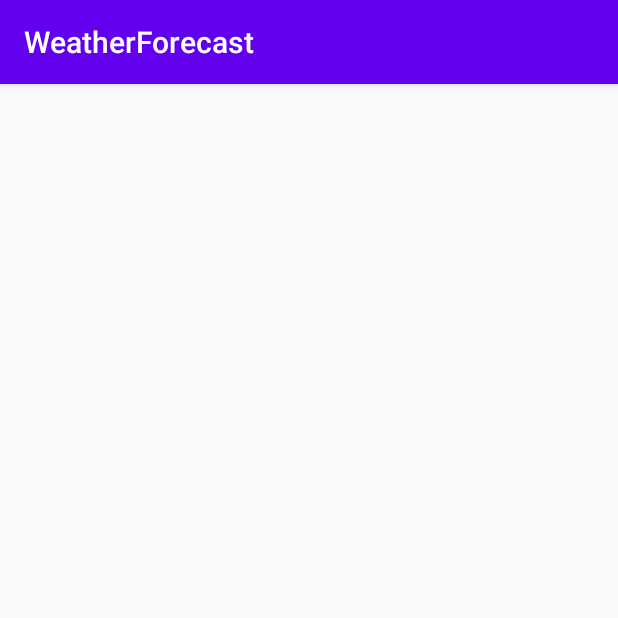
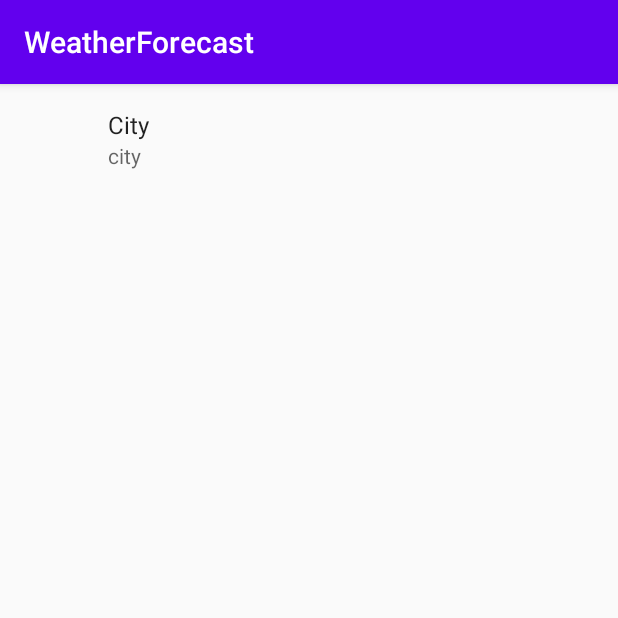
Before and after one commit to sohn1029/weather, an Android app: the activity_settings screen opened directly, with no data from a screen before it, on a phone screen of 412 x 824 dp, the top half of it. Run offline under Robolectric (Android 15) with nearby library versions, the phone set to English and light mode, and no system bars; our stand-ins replace androidx.preference; 2 statements that could not run were skipped.

Commit message:
Add setting(can change city)
Add setting(can change city)

```diff
--- a/app/build.gradle
+++ b/app/build.gradle
@@ -41,6 +41,7 @@ dependencies {
     implementation 'androidx.constraintlayout:constraintlayout:1.1.3'
     implementation 'org.jetbrains.kotlinx:kotlinx-coroutines-core:1.3.7'
     implementation 'com.github.kittinunf.fuel:fuel:2.2.2'
+    implementation 'androidx.preference:preference:1.1.1'
     testImplementation 'junit:junit:4.12'
     androidTestImplementation 'androidx.test.ext:junit:1.1.1'
     androidTestImplementation 'androidx.test.espresso:espresso-core:3.2.0'
--- /dev/null
+++ b/app/src/main/java/com/sohn/weatherforecast/Mainpreference.kt
@@ -0,0 +1,38 @@
+package com.sohn.weatherforecast
+
+import android.os.Bundle
+import androidx.preference.ListPreference
+import androidx.preference.Preference
+import androidx.preference.PreferenceFragmentCompat
+
+class Mainpreference : PreferenceFragmentCompat() {
+    override fun onCreatePreferences(savedInstanceState: Bundle?, rootKey: String?) {
+        addPreferencesFromResource(R.xml.pref_city)
+
+        val cityPref = preferenceManager.findPreference<Preference>("searching_city_setting") as ListPreference
+
+        cityPref.setOnPreferenceChangeListener { preference, newValue ->
+            val index = cityPref.findIndexOfValue(newValue.toString())
+            cityPref.summary = cityPref.entries[index]
+            if(cityPref.summary == "Seoul"){
+                currentlat = "37.57"
+                currentlon = "126.98"
+            }
+            if(cityPref.summary == "Daejeon"){
+                currentlat = "36.33"
+                currentlon = "127.42"
+            }
+            if(cityPref.summary == "Taegu"){
+                currentlat = "35.87"
+                currentlon = "128.59"
+            }
+            if(cityPref.summary == "Busan"){
+                currentlat = "35.10"
+                currentlon = "129.04"
+            }
+            println(cityPref.summary)
+            true
+        }
+    }
+
+}
--- a/app/src/main/java/com/sohn/weatherforecast/activity_settings.kt
+++ b/app/src/main/java/com/sohn/weatherforecast/activity_settings.kt
@@ -2,11 +2,18 @@ package com.sohn.weatherforecast
 
 import androidx.appcompat.app.AppCompatActivity
 import android.os.Bundle
+import androidx.preference.PreferenceFragmentCompat
+import androidx.preference.PreferenceManager
 
 class activity_settings : AppCompatActivity() {
 
     override fun onCreate(savedInstanceState: Bundle?) {
         super.onCreate(savedInstanceState)
         setContentView(R.layout.activity_settings)
+
+        val sps = PreferenceManager.getDefaultSharedPreferences(this)
+        val editName = sps.getString("searching_city_setting", "")
+        println(editName)
     }
+
 }
--- a/app/src/main/res/layout/activity_settings.xml
+++ b/app/src/main/res/layout/activity_settings.xml
@@ -4,4 +4,14 @@
     xmlns:tools="http://schemas.android.com/tools"
     android:layout_width="match_parent"
     android:layout_height="match_parent"
-    tools:context=".activity_settings"/>
+    tools:context=".activity_settings">
+
+    <fragment
+        android:id="@+id/fragment"
+        android:name="com.sohn.weatherforecast.Mainpreference"
+        android:layout_width="match_parent"
+        android:layout_height="match_parent"
+        app:layout_constraintBottom_toBottomOf="parent"
+        tools:layout="@layout/pref_fragment"
+        tools:layout_editor_absoluteX="149dp" />
+</androidx.constraintlayout.widget.ConstraintLayout>
--- a/app/src/main/res/layout/activity_weather_detail.xml
+++ b/app/src/main/res/layout/activity_weather_detail.xml
@@ -8,10 +8,11 @@
 
     <ListView
         android:id="@+id/weather_detail"
-        android:layout_width="409dp"
-        android:layout_height="729dp"
+        android:layout_width="0dp"
+        android:layout_height="0dp"
         app:layout_constraintBottom_toBottomOf="parent"
         app:layout_constraintEnd_toEndOf="parent"
+        app:layout_constraintHorizontal_bias="0.0"
         app:layout_constraintStart_toStartOf="parent"
         app:layout_constraintTop_toTopOf="parent" />
 </androidx.constraintlayout.widget.ConstraintLayout>
--- /dev/null
+++ b/app/src/main/res/layout/pref_fragment.xml
@@ -0,0 +1,6 @@
+<?xml version="1.0" encoding="utf-8"?>
+<androidx.constraintlayout.widget.ConstraintLayout
+    xmlns:android="http://schemas.android.com/apk/res/android" android:layout_width="match_parent"
+    android:layout_height="match_parent">
+
+</androidx.constraintlayout.widget.ConstraintLayout>
--- /dev/null
+++ b/app/src/main/res/values/arrays.xml
@@ -0,0 +1,16 @@
+<?xml version="1.0" encoding="utf-8"?>
+<resources>
+    <string-array name="reply_entries">
+        <item>Seoul</item>
+        <item>Daejeon</item>
+        <item>Taegu</item>
+        <item>Busan</item>
+    </string-array>
+
+    <string-array name="reply_values">
+        <item>seoul</item>
+        <item>daejeon</item>
+        <item>taegu</item>
+        <item>busan</item>
+    </string-array>
+</resources>
--- a/app/src/main/res/values/strings.xml
+++ b/app/src/main/res/values/strings.xml
@@ -1,3 +1,4 @@
 <resources>
     <string name="app_name">WeatherForecast</string>
+    <string name="searching_city_setting">search_city_setting</string>
 </resources>
--- /dev/null
+++ b/app/src/main/res/xml/pref_city.xml
@@ -0,0 +1,14 @@
+<?xml version ="1.0" encoding ="utf-8"?>
+<PreferenceScreen xmlns:android="http://schemas.android.com/apk/res/android" >
+
+    <PreferenceCategory>
+        <ListPreference
+            android:dialogTitle="Select City"
+            android:entries="@array/reply_entries"
+            android:entryValues="@array/reply_values"
+            android:key="searching_city_setting"
+            android:summary="city"
+            android:title="City" />
+    </PreferenceCategory>
+
+</PreferenceScreen>
```
Also changed, not shown: app/src/main/AndroidManifest.xml (+8 -2 lines), app/src/main/java/com/sohn/weatherforecast/ForecastFragment.kt (+22 -7 lines), app/src/main/java/com/sohn/weatherforecast/MainActivity.kt (+21 -3 lines), app/src/main/java/com/sohn/weatherforecast/WeatherDetail.kt (+35 -10 lines).
